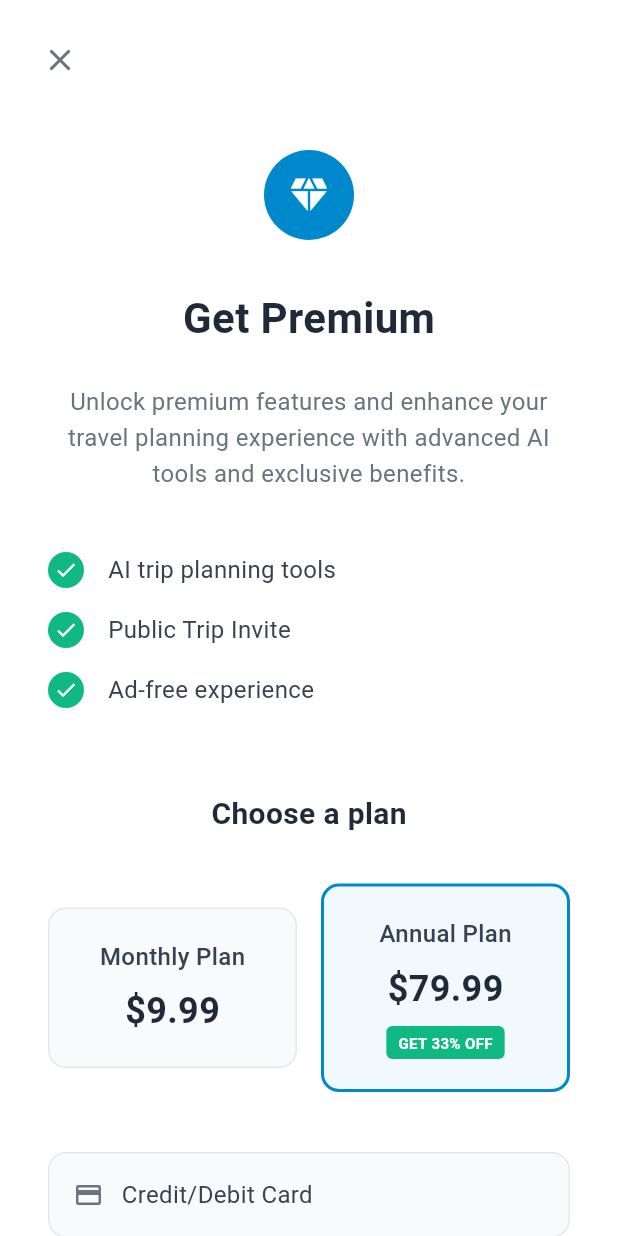
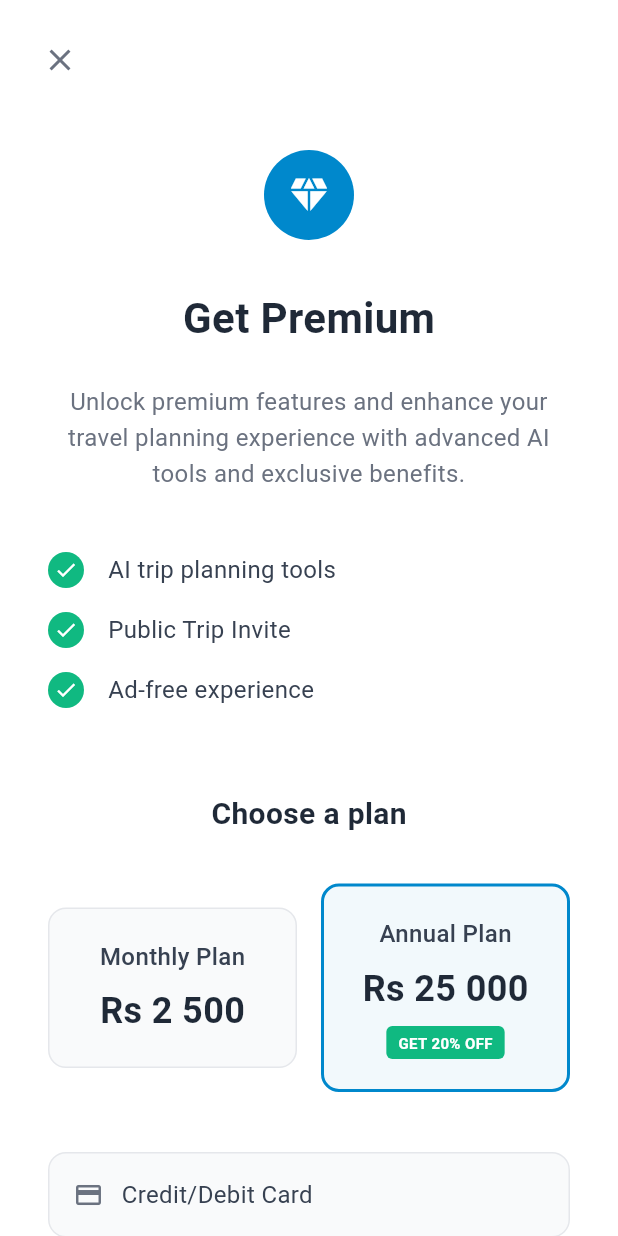
Before and after one commit to Journey-Q/JourneyQ_mobile, a Flutter app: the PaymentPage screen opened directly with empty values, on a phone screen of 412 x 824 dp. Run offline on Flutter 3.47's test engine with Material 3 defaults, Android fonts, the phone set to English and light mode, and no system bars; our stand-ins replace dio, equatable, firebase_auth, firebase_core, firebase_messaging, flutter_local_notifications and 9 more; accounts and stored records are empty.

Commit message:
cash changee

```diff
--- a/lib/features/profile/pages/PaymentPage.dart
+++ b/lib/features/profile/pages/PaymentPage.dart
@@ -179,7 +179,7 @@ class _PaymentPageState extends State<PaymentPage> {
                           Expanded(
                             child: _buildPlanOption(
                               title: 'Monthly Plan',
-                              price: hasMonthlyOfferApplied ? '\$7.99' : '\$9.99',
+                              price: hasMonthlyOfferApplied ? 'Rs 2 000' : 'Rs 2 500',
                               isSelected: selectedPlanIndex == 0,
                               onTap: () {
                                 setState(() => selectedPlanIndex = 0);
@@ -194,10 +194,10 @@ class _PaymentPageState extends State<PaymentPage> {
                           Expanded(
                             child: _buildPlanOption(
                               title: 'Annual Plan',
-                              price: '\$79.99',
+                              price: 'Rs 25 000',
                               isSelected: selectedPlanIndex == 1,
                               onTap: () => setState(() => selectedPlanIndex = 1),
-                              badge: 'GET 33% OFF',
+                              badge: 'GET 20% OFF',
                             ),
                           ),
                         ],
@@ -255,7 +255,7 @@ class _PaymentPageState extends State<PaymentPage> {
                                   ),
                                 )
                               : Text(
-                                  'Subscribe ${selectedPlanIndex == 0 ? (hasMonthlyOfferApplied ? '\$7.99/month' : '\$9.99/month') : '\$79.99/year'}',
+                                  'Subscribe ${selectedPlanIndex == 0 ? (hasMonthlyOfferApplied ? 'Rs 2 000/month' : 'Rs 2 500/month') : 'Rs 25 000/year'}',
                                   style: const TextStyle(
                                     fontSize: 16,
                                     fontWeight: FontWeight.w600,
```
